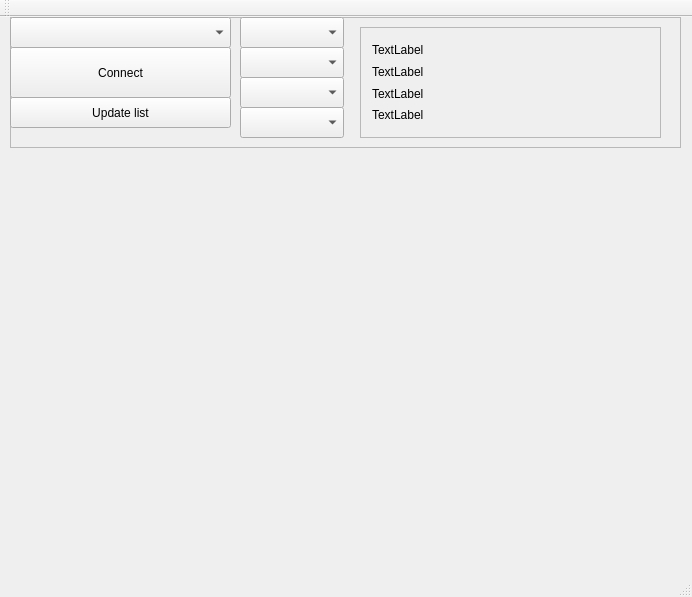
This is mainwindow.ui in tipih/Drone_updater as Qt 5 draws it before an edit. The edited form follows.
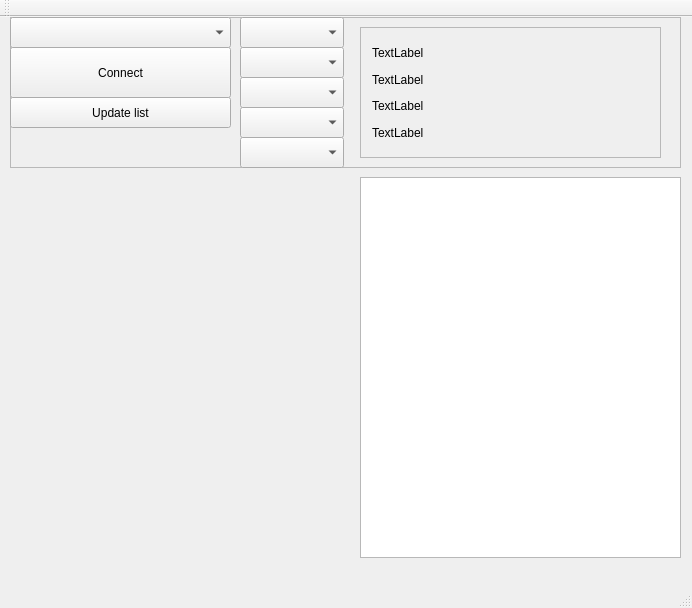
This is the edited form. Custom widgets are drawn as their Qt base class.

Commit message: Added more control, but need to move setting to a seperate class

What changed in the file:
```diff
--- a/mainwindow.ui
+++ b/mainwindow.ui
@@ -7,7 +7,7 @@
     <x>0</x>
     <y>0</y>
     <width>692</width>
-    <height>597</height>
+    <height>608</height>
    </rect>
   </property>
   <property name="windowTitle">
@@ -20,7 +20,7 @@
       <x>10</x>
       <y>0</y>
       <width>671</width>
-      <height>131</height>
+      <height>151</height>
      </rect>
     </property>
     <property name="frameShape">
@@ -98,7 +98,7 @@
        <x>350</x>
        <y>10</y>
        <width>301</width>
-       <height>111</height>
+       <height>131</height>
       </rect>
      </property>
      <property name="minimumSize">
@@ -164,6 +164,26 @@
       <string>Update list</string>
      </property>
     </widget>
+    <widget class="QComboBox" name="flowControlBox">
+     <property name="geometry">
+      <rect>
+       <x>230</x>
+       <y>120</y>
+       <width>104</width>
+       <height>31</height>
+      </rect>
+     </property>
+    </widget>
+   </widget>
+   <widget class="Console" name="uiConsole">
+    <property name="geometry">
+     <rect>
+      <x>360</x>
+      <y>160</y>
+      <width>321</width>
+      <height>381</height>
+     </rect>
+    </property>
    </widget>
   </widget>
   <widget class="QMenuBar" name="menuBar">
@@ -187,6 +207,13 @@
   <widget class="QStatusBar" name="statusBar"/>
  </widget>
  <layoutdefault spacing="6" margin="11"/>
+ <customwidgets>
+  <customwidget>
+   <class>Console</class>
+   <extends>QPlainTextEdit</extends>
+   <header location="global">console.h</header>
+  </customwidget>
+ </customwidgets>
  <resources/>
  <connections/>
 </ui>
```
Left out of the diff: 8 changed lines with no effect on the pictures. The commit also changes 4 other files.
